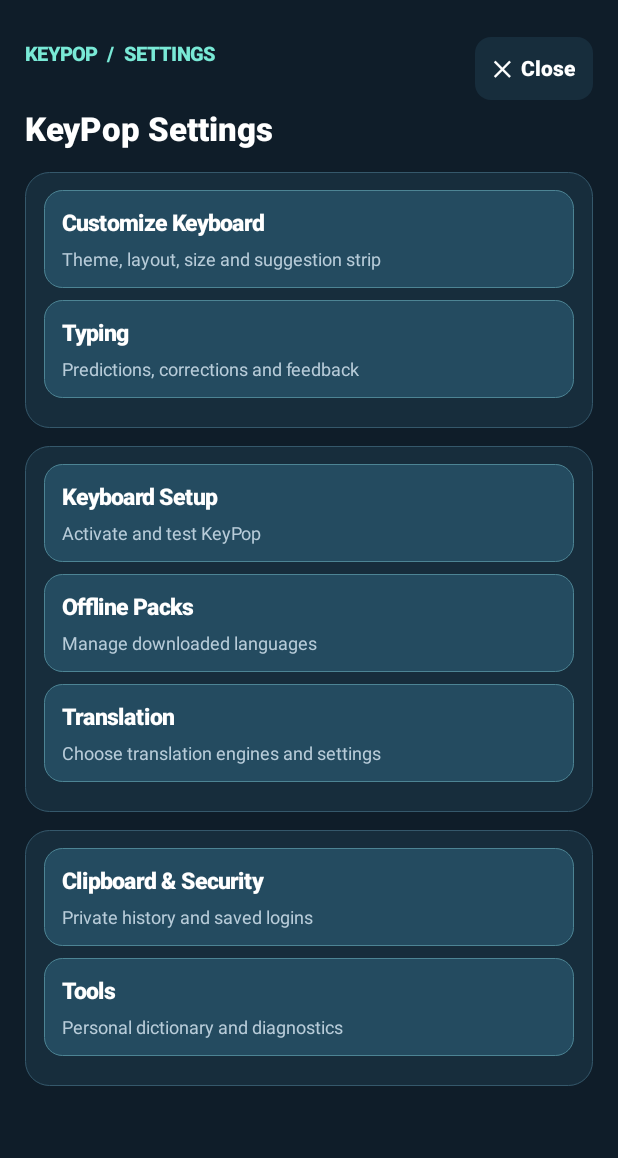
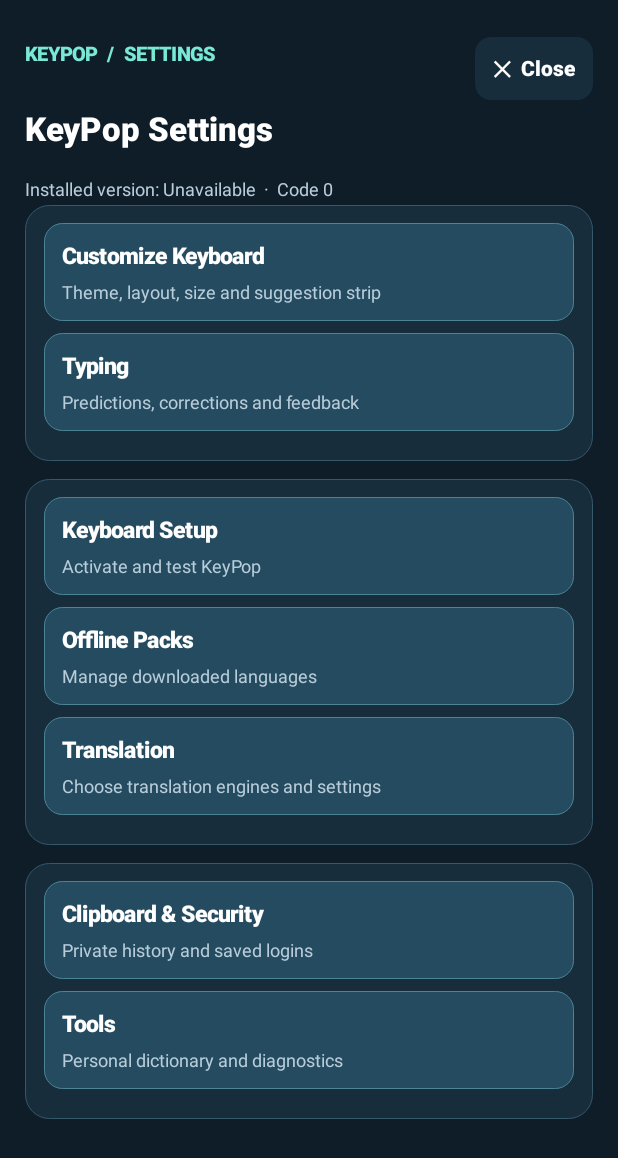
Before and after one commit to a4aiapp-pixel/KeyPop, an Android app: the screen it shows after launch (MainActivity), on a phone screen of 412 x 824 dp. Shown: the top 1158 px of the screen. Run offline under Robolectric (Android 15) with nearby library versions, the phone set to English and light mode, and no system bars.

Commit message:
feat(rc50): display installed package version name and code in Settings to avoid misleading launcher label

```diff
--- a/app/src/main/java/com/aetherkeys/keyboard/MainActivity.kt
+++ b/app/src/main/java/com/aetherkeys/keyboard/MainActivity.kt
@@ -399,7 +399,13 @@ class MainActivity:Activity() {
         scroller.post{scroller.scrollTo(0,0)}
     }
     private fun dashboard() {
+        val installed=runCatching {
+            packageManager.getPackageInfo(packageName,0)
+        }.getOrNull()
         heading("KeyPop Settings")
+        content.addView(text("Installed version: "+
+            (installed?.versionName?:"Unavailable")+"  ·  Code "+
+            (installed?.longVersionCode?.toString()?:"Unknown"),12f,muted))
         addBlock {
             action(this,"Customize Keyboard","Theme, layout, size and suggestion strip") {
                 navigate("design")
```
